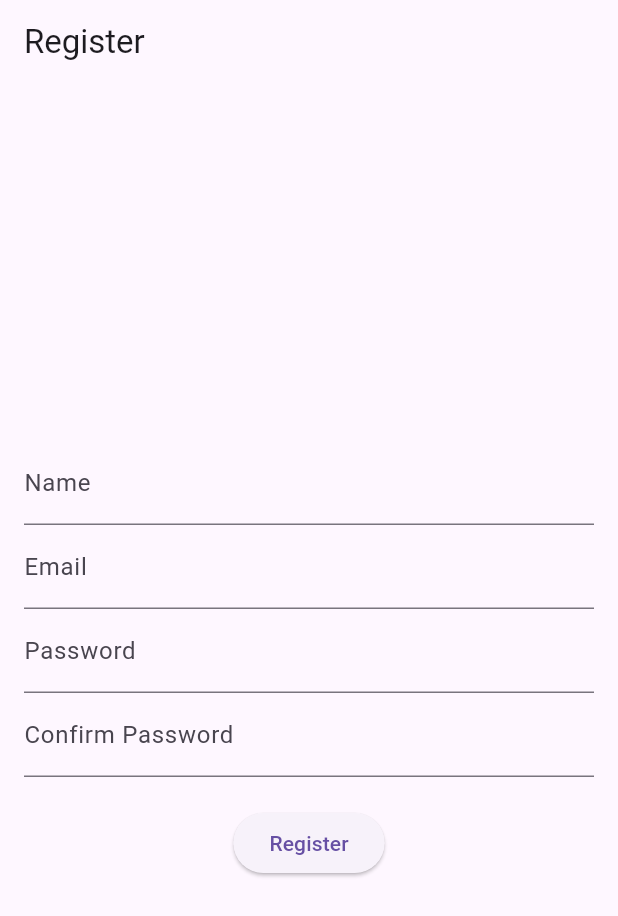
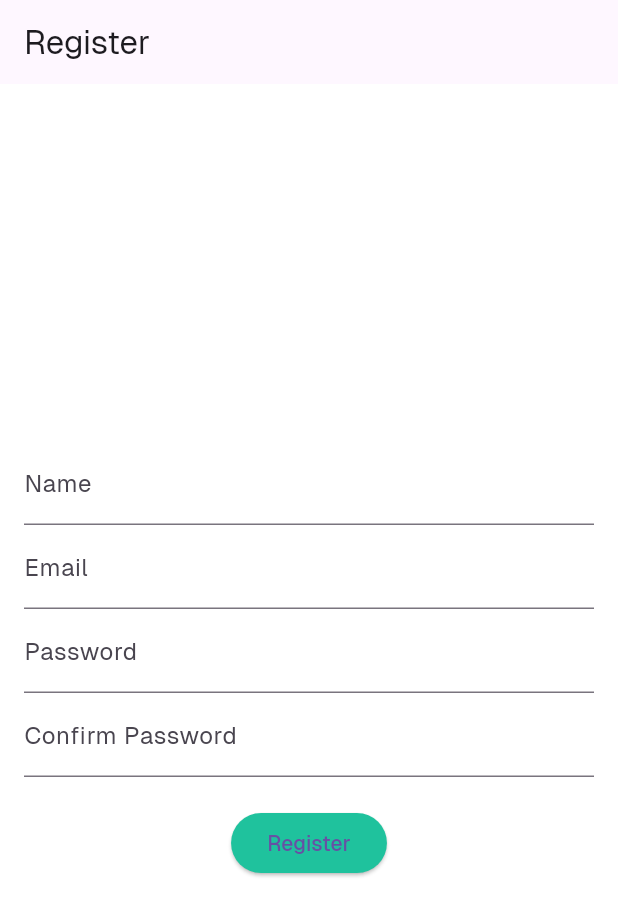
Before and after one commit to gevanno654/zynergy-v1, a Flutter app: the RegisterScreen screen opened directly, on a phone screen of 412 x 824 dp. Shown: the top 916 px of the screen. Run offline on Flutter 3.47's test engine with Material 3 defaults, Android fonts, the phone set to English and light mode, and no system bars; our stand-ins replace flutter_secure_storage, flutter_svg, shared_preferences, timezone; accounts and stored records are empty; project files that could hold a hidden picture were left out.

Commit message:
Add theme and color

```diff
--- a/lib/core/config/theme/app_colors.dart
+++ b/lib/core/config/theme/app_colors.dart
@@ -0,0 +1,8 @@
+import 'package:flutter/material.dart';
+
+class AppColors {
+  static const primary = Color(0xff1FC29D);
+  static const secondary = Color(0xffFFFFFF);
+  static const darkGrey = Color(0xff3F3F3F);
+  static const black = Color(0xff000000);
+}
--- a/lib/core/config/theme/app_theme.dart
+++ b/lib/core/config/theme/app_theme.dart
@@ -0,0 +1,26 @@
+import 'package:flutter/material.dart';
+import 'package:zynergy/core/config/theme/app_colors.dart';
+
+class AppTheme {
+  static final lightTheme = ThemeData(
+      primaryColor: AppColors.primary,
+      scaffoldBackgroundColor: AppColors.secondary,
+      brightness: Brightness.light,
+      fontFamily: 'Geist',
+      elevatedButtonTheme: ElevatedButtonThemeData(
+          style: ElevatedButton.styleFrom(
+              backgroundColor: AppColors.primary,
+              shape: RoundedRectangleBorder(
+                  borderRadius: BorderRadius.circular(30)))));
+
+  static final darkTheme = ThemeData(
+      primaryColor: AppColors.primary,
+      fontFamily: 'Geist',
+      scaffoldBackgroundColor: AppColors.black,
+      brightness: Brightness.dark,
+      elevatedButtonTheme: ElevatedButtonThemeData(
+          style: ElevatedButton.styleFrom(
+              backgroundColor: AppColors.primary,
+              shape: RoundedRectangleBorder(
+                  borderRadius: BorderRadius.circular(30)))));
+}
--- a/lib/main.dart
+++ b/lib/main.dart
@@ -1,4 +1,5 @@
 import 'package:flutter/material.dart';
+import 'package:zynergy/core/config/theme/app_theme.dart';
 import 'screens/splash_screen.dart';
 
 void main() {
@@ -11,6 +12,7 @@ class MyApp extends StatelessWidget {
     return MaterialApp(
       debugShowCheckedModeBanner: false,
       title: 'Scheduled Notification App',
+      theme: AppTheme.lightTheme,
       home: SplashScreen(),
     );
   }
```
Also changed, not shown: pubspec.yaml (+8 -13 lines).
